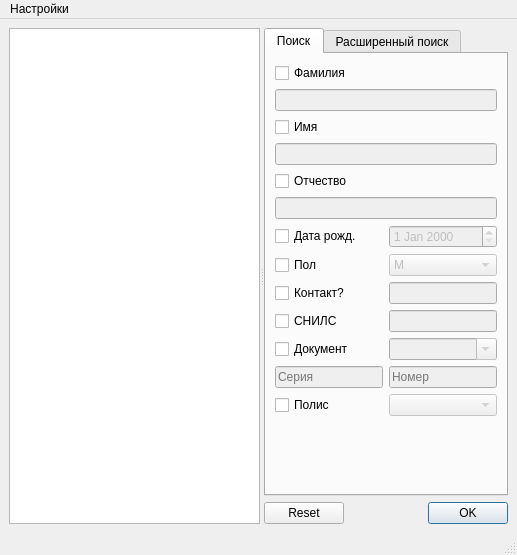
The window that form/ui_main_form.ui (glooer/diploma) describes before a commit, drawn with Qt 5.
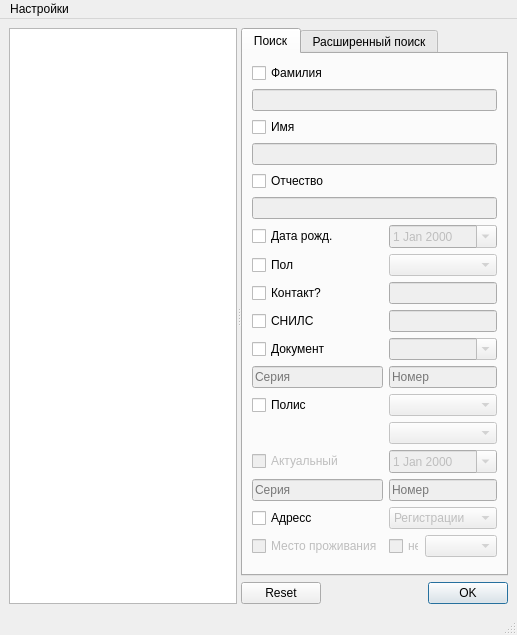
The same window after the commit.

```diff
--- a/form/ui_main_form.ui
+++ b/form/ui_main_form.ui
@@ -7,7 +7,7 @@
     <x>0</x>
     <y>0</y>
     <width>517</width>
-    <height>555</height>
+    <height>635</height>
    </rect>
   </property>
   <property name="windowTitle">
@@ -109,10 +109,10 @@
             <string>Поиск</string>
            </attribute>
            <layout class="QGridLayout" name="gridLayout_2">
-            <item row="2" column="0" colspan="2">
-             <widget class="QCheckBox" name="chk_firstName">
+            <item row="0" column="0">
+             <widget class="QCheckBox" name="chk_lastName">
               <property name="text">
-               <string>Имя</string>
+               <string>Фамилия</string>
               </property>
              </widget>
             </item>
@@ -123,6 +123,27 @@
               </property>
              </widget>
             </item>
+            <item row="2" column="0">
+             <widget class="QCheckBox" name="chk_firstName">
+              <property name="text">
+               <string>Имя</string>
+              </property>
+             </widget>
+            </item>
+            <item row="3" column="0" colspan="2">
+             <widget class="QLineEdit" name="edit_firstName">
+              <property name="enabled">
+               <bool>false</bool>
+              </property>
+             </widget>
+            </item>
+            <item row="4" column="0">
+             <widget class="QCheckBox" name="chk_patrName">
+              <property name="text">
+               <string>Отчество</string>
+              </property>
+             </widget>
+            </item>
             <item row="5" column="0" colspan="2">
              <widget class="QLineEdit" name="edit_patrName">
               <property name="enabled">
@@ -130,7 +151,37 @@
               </property>
              </widget>
             </item>
-            <item row="8" column="1">
+            <item row="6" column="0">
+             <widget class="QCheckBox" name="chk_birthDate">
+              <property name="text">
+               <string>Дата рожд.</string>
+              </property>
+             </widget>
+            </item>
+            <item row="6" column="1">
+             <widget class="QDateEdit" name="edit_birthDate">
+              <property name="enabled">
+               <bool>false</bool>
+              </property>
+              <property name="minimumSize">
+               <size>
+                <width>0</width>
+                <height>0</height>
+               </size>
+              </property>
+              <property name="calendarPopup">
+               <bool>true</bool>
+              </property>
+             </widget>
+            </item>
+            <item row="7" column="0">
+             <widget class="QCheckBox" name="chk_sex">
+              <property name="text">
+               <string>Пол</string>
+              </property>
+             </widget>
+            </item>
+            <item row="7" column="1">
              <widget class="QComboBox" name="edit_sex">
               <property name="enabled">
                <bool>false</bool>
@@ -141,6 +192,11 @@
                 <height>0</height>
                </size>
               </property>
+              <item>
+               <property name="text">
+                <string/>
+               </property>
+              </item>
               <item>
                <property name="text">
                 <string>М</string>
@@ -153,7 +209,34 @@
               </item>
              </widget>
             </item>
-            <item row="10" column="1">
+            <item row="8" column="0">
+             <widget class="QCheckBox" name="checkBox">
+              <property name="text">
+               <string>Контакт?</string>
+              </property>
+             </widget>
+            </item>
+            <item row="8" column="1">
+             <widget class="QLineEdit" name="lineEdit">
+              <property name="enabled">
+               <bool>false</bool>
+              </property>
+              <property name="minimumSize">
+               <size>
+                <width>0</width>
+                <height>0</height>
+               </size>
+              </property>
+             </widget>
+            </item>
+            <item row="9" column="0">
+             <widget class="QCheckBox" name="chk_SNILS">
+              <property name="text">
+               <string>СНИЛС</string>
+              </property>
+             </widget>
+            </item>
+            <item row="9" column="1">
              <widget class="QLineEdit" name="edit_SNILS">
               <property name="enabled">
                <bool>false</bool>
@@ -166,7 +249,20 @@
               </property>
              </widget>
             </item>
-            <item row="11" column="1">
+            <item row="10" column="0">
+             <widget class="QCheckBox" name="chk_document">
+              <property name="minimumSize">
+               <size>
+                <width>0</width>
+                <height>0</height>
+               </size>
+              </property>
+              <property name="text">
+               <string>Документ</string>
+              </property>
+             </widget>
+            </item>
+            <item row="10" column="1">
              <widget class="QComboBox" name="edit_documentType">
               <property name="enabled">
                <bool>false</bool>
@@ -185,7 +281,170 @@
               </property>
              </widget>
             </item>
-            <item row="14" column="0" colspan="2">
+            <item row="11" column="0">
+             <widget class="QLineEdit" name="edit_documentSerial">
+              <property name="enabled">
+               <bool>false</bool>
+              </property>
+              <property name="minimumSize">
+               <size>
+                <width>10</width>
+                <height>0</height>
+               </size>
+              </property>
+              <property name="placeholderText">
+               <string>Серия</string>
+              </property>
+             </widget>
+            </item>
+            <item row="11" column="1">
+             <widget class="QLineEdit" name="edit_documentNumber">
+              <property name="enabled">
+               <bool>false</bool>
+              </property>
+              <property name="minimumSize">
+               <size>
+                <width>10</width>
+                <height>0</height>
+               </size>
+              </property>
+              <property name="placeholderText">
+               <string>Номер</string>
+              </property>
+             </widget>
+            </item>
+            <item row="12" column="0">
+             <widget class="QCheckBox" name="chk_policy">
+              <property name="text">
+               <string>Полис</string>
+              </property>
+             </widget>
+            </item>
+            <item row="12" column="1">
+             <widget class="QComboBox" name="eidt_policyType">
+              <property name="enabled">
+               <bool>false</bool>
+              </property>
+             </widget>
+            </item>
+            <item row="13" column="1">
+             <widget class="QComboBox" name="eidt_policyKind">
+              <property name="enabled">
+               <bool>false</bool>
+              </property>
+             </widget>
+            </item>
+            <item row="14" column="0">
+             <widget class="QCheckBox" name="chk_policyActual">
+              <property name="enabled">
+               <bool>false</bool>
+              </property>
+              <property name="text">
+               <string>Актуальный</string>
+              </property>
+             </widget>
+            </item>
+            <item row="14" column="1">
+             <widget class="QDateEdit" name="edit_policyActual">
+              <property name="enabled">
+               <bool>false</bool>
+              </property>
+              <property name="wrapping">
+               <bool>true</bool>
+              </property>
+              <property name="accelerated">
+               <bool>false</bool>
+              </property>
+              <property name="calendarPopup">
+               <bool>true</bool>
+              </property>
+             </widget>
+            </item>
+            <item row="15" column="0">
+             <widget class="QLineEdit" name="edit_policySerial">
+              <property name="enabled">
+               <bool>false</bool>
+              </property>
+              <property name="placeholderText">
+               <string>Серия</string>
+              </property>
+             </widget>
+            </item>
+            <item row="15" column="1">
+             <widget class="QLineEdit" name="edit_policyNumber">
+              <property name="enabled">
+               <bool>false</bool>
+              </property>
+              <property name="placeholderText">
+               <string>Номер</string>
+              </property>
+             </widget>
+            </item>
+            <item row="16" column="0">
+             <widget class="QCheckBox" name="chk_adress">
+              <property name="text">
+               <string>Адресс</string>
+              </property>
+              <property name="checked">
+               <bool>false</bool>
+              </property>
+             </widget>
+            </item>
+            <item row="16" column="1">
+             <widget class="QComboBox" name="edit_adressType">
+              <property name="enabled">
+               <bool>false</bool>
+              </property>
+              <item>
+               <property name="text">
+                <string>Регистрации</string>
+               </property>
+              </item>
+              <item>
+               <property name="text">
+                <string>Проживания</string>
+               </property>
+              </item>
+             </widget>
+            </item>
+            <item row="17" column="0">
+             <widget class="QCheckBox" name="chk_adressPlace">
+              <property name="enabled">
+               <bool>false</bool>
+              </property>
+              <property name="text">
+               <string>Место проживания</string>
+              </property>
+             </widget>
+            </item>
+            <item row="17" column="1">
+             <layout class="QHBoxLayout" name="horizontalLayout">
+              <item>
+               <widget class="QCheckBox" name="chk_adressPlaceNot">
+                <property name="enabled">
+                 <bool>false</bool>
+                </property>
+                <property name="maximumSize">
+                 <size>
+                  <width>30</width>
+                  <height>16777215</height>
+                 </size>
+                </property>
+                <property name="text">
+                 <string>не</string>
+                </property>
+               </widget>
+              </item>
+              <item>
+               <widget class="QComboBox" name="edit_adressPlace">
+                <property name="enabled">
+                 <bool>false</bool>
+                </property>
+               </widget>
+              </item>
+             </layout>
+            </item>
+            <item row="18" column="0">
              <spacer name="verticalSpacer">
               <property name="orientation">
                <enum>Qt::Vertical</enum>
@@ -198,140 +457,6 @@
               </property>
              </spacer>
             </item>
-            <item row="11" column="0">
-             <widget class="QCheckBox" name="chk_document">
-              <property name="minimumSize">
-               <size>
-                <width>0</width>
-                <height>0</height>
-               </size>
-              </property>
-              <property name="text">
-               <string>Документ</string>
-              </property>
-             </widget>
-            </item>
-            <item row="10" column="0">
-             <widget class="QCheckBox" name="chk_SNILS">
-              <property name="text">
-               <string>СНИЛС</string>
-              </property>
-             </widget>
-            </item>
-            <item row="9" column="0">
-             <widget class="QCheckBox" name="checkBox">
-              <property name="text">
-               <string>Контакт?</string>
-              </property>
-             </widget>
-            </item>
-            <item row="9" column="1">
-             <widget class="QLineEdit" name="lineEdit">
-              <property name="enabled">
-               <bool>false</bool>
-              </property>
-              <property name="minimumSize">
-               <size>
-                <width>0</width>
-                <height>0</height>
-               </size>
-              </property>
-             </widget>
-            </item>
-            <item row="12" column="0">
-             <widget class="QLineEdit" name="edit_documentSerial">
-              <property name="enabled">
-               <bool>false</bool>
-              </property>
-              <property name="minimumSize">
-               <size>
-                <width>10</width>
-                <height>0</height>
-               </size>
-              </property>
-              <property name="placeholderText">
-               <string>Серия</string>
-              </property>
-             </widget>
-            </item>
-            <item row="12" column="1">
-             <widget class="QLineEdit" name="edit_documentNumber">
-              <property name="enabled">
-               <bool>false</bool>
-              </property>
-              <property name="minimumSize">
-               <size>
-                <width>10</width>
-                <height>0</height>
-               </size>
-              </property>
-              <property name="placeholderText">
-               <string>Номер</string>
-              </property>
-             </widget>
-            </item>
-            <item row="7" column="0">
-             <widget class="QCheckBox" name="chk_birthDate">
-              <property name="text">
-               <string>Дата рожд.</string>
-              </property>
-             </widget>
-            </item>
-            <item row="8" column="0">
-             <widget class="QCheckBox" name="chk_sex">
-              <property name="text">
-               <string>Пол</string>
-              </property>
-             </widget>
-            </item>
-            <item row="4" column="0" colspan="2">
-             <widget class="QCheckBox" name="chk_patrName">
-              <property name="text">
-               <string>Отчество</string>
-              </property>
-             </widget>
-            </item>
-            <item row="0" column="0" colspan="2">
-             <widget class="QCheckBox" name="chk_lastName">
-              <property name="text">
-               <string>Фамилия</string>
-              </property>
-             </widget>
-            </item>
-            <item row="3" column="0" colspan="2">
-             <widget class="QLineEdit" name="edit_firstName">
-              <property name="enabled">
-               <bool>false</bool>
-              </property>
-             </widget>
-            </item>
-            <item row="7" column="1">
-             <widget class="QDateEdit" name="edit_birthDate">
-              <property name="enabled">
-               <bool>false</bool>
-              </property>
-              <property name="minimumSize">
-               <size>
-                <width>0</width>
-                <height>0</height>
-               </size>
-              </property>
-             </widget>
-            </item>
-            <item row="13" column="0">
-             <widget class="QCheckBox" name="chk_policy">
-              <property name="text">
-               <string>Полис</string>
-              </property>
-             </widget>
-            </item>
-            <item row="13" column="1">
-             <widget class="QComboBox" name="eidt_policyType">
-              <property name="enabled">
-               <bool>false</bool>
-              </property>
-             </widget>
-            </item>
            </layout>
           </widget>
           <widget class="QWidget" name="tab_2">
```
